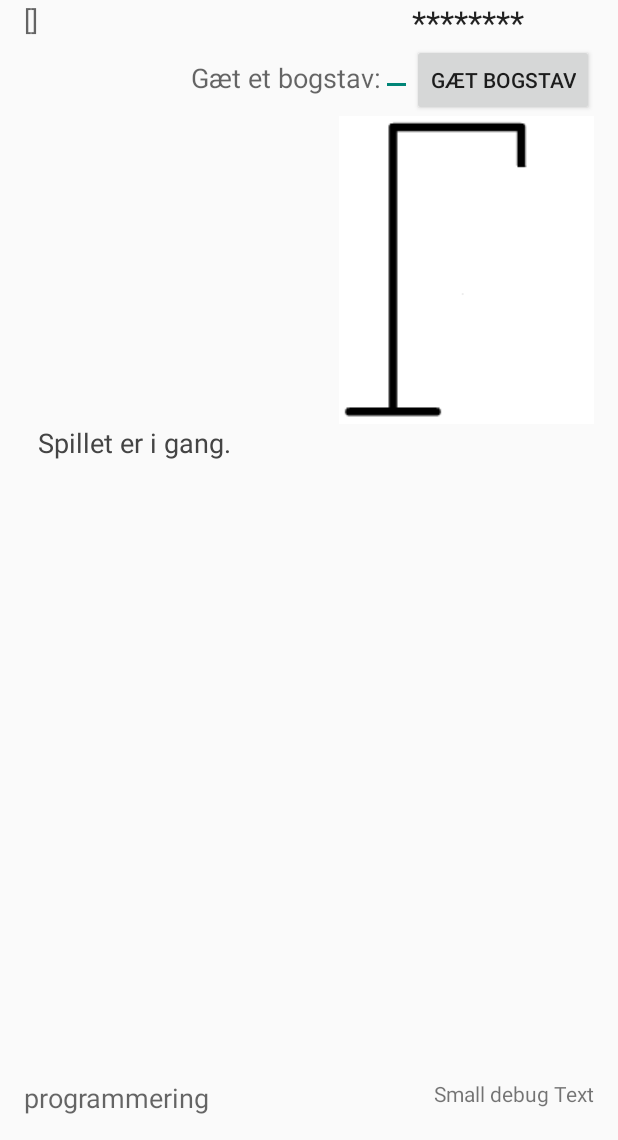
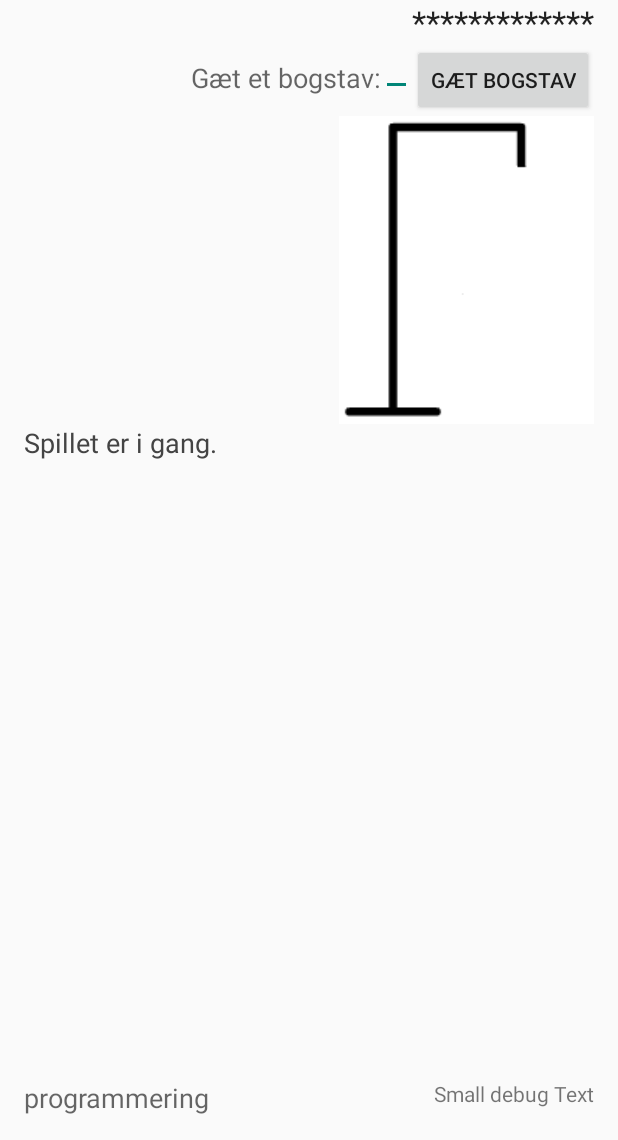
Before and after one commit to jma73/Galgeleg, an Android app: the screen it shows after launch (GalgelejActivity), after a tap on "SPIL", on a phone screen of 412 x 824 dp, the part 96-1236 px from its top. Run offline under Robolectric (Android 15) with nearby library versions, the phone set to English and light mode, and no system bars.

Commit message:
ok. lidt pænere.

```diff
--- a/app/src/main/java/dk/jpeace/jan/galgeleg/GalgelejActivity.java
+++ b/app/src/main/java/dk/jpeace/jan/galgeleg/GalgelejActivity.java
@@ -64,11 +64,9 @@ public class GalgelejActivity extends Activity implements OnClickListener {
         textViewFinishedStatus.setText("Vælg start spil.");
         textViewFinishedStatus.setTextColor(Color.DKGRAY);
 
-
         // disse skal egentlig slet ikke være med...
         buttonGætOrdet.setVisibility(View.INVISIBLE);
         editTextGætOrdet.setVisibility(View.INVISIBLE);
-
     }
 
     @Override
@@ -116,7 +114,7 @@ public class GalgelejActivity extends Activity implements OnClickListener {
 
     private void BogstavTest(Editable text) {
         String text1 = "Du tastede: " + text;
-        Toast.makeText(this, text1, Toast.LENGTH_SHORT).show();
+        //Toast.makeText(this, text1, Toast.LENGTH_SHORT).show();
 
         textViewDebug.setText(text1);
 
@@ -222,5 +220,10 @@ public class GalgelejActivity extends Activity implements OnClickListener {
         buttonSpil.setText("Nyt spil");
         buttonGæt.setEnabled(true);
         textViewFinishedStatus.setText("Spillet er i gang.");
+
+        textViewBrugteBogst.setText("");
+        textViewSynligtOrd.setText(galgelogik.getSynligtOrd());
     }
+
+
 }
```
